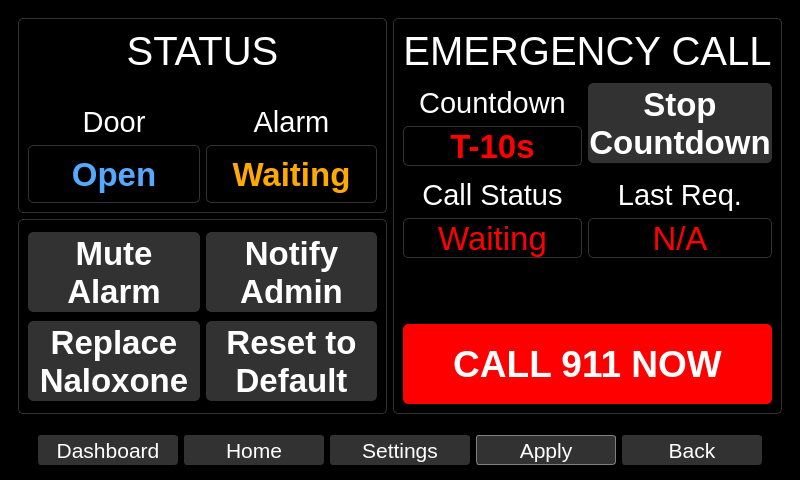
Qt form qt_design/main_window.ui (zyl120/Naloxone_Safety_Kit) before a commit.
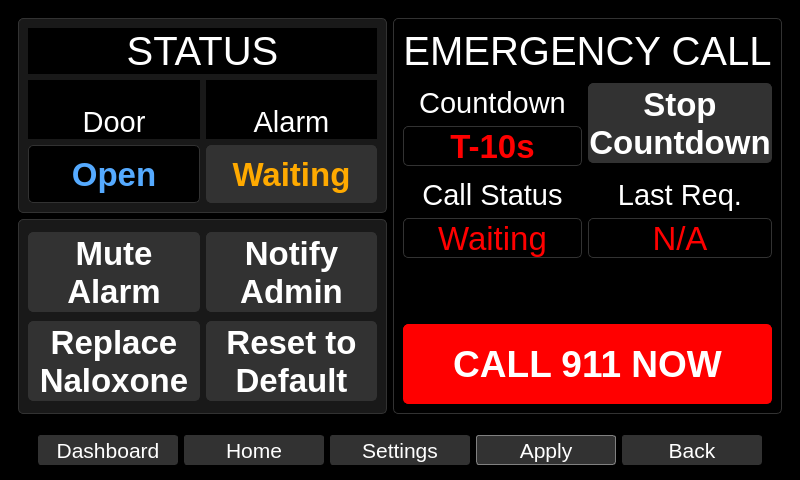
The same form after that commit. The open tabs and pages were chosen to show the change.

```diff
--- a/qt_design/main_window.ui
+++ b/qt_design/main_window.ui
@@ -4680,7 +4680,7 @@
         <item row="1" column="0">
          <widget class="QFrame" name="alarmFrame">
           <property name="styleSheet">
-           <string notr="true">.QFrame{border-radius: 5px;border-color:rgb(50,50,50);border-width: 1px;border-style: solid;}</string>
+           <string notr="true">.QFrame{border-radius: 5px;border-color:rgb(50,50,50);background-color:rgb(25,25,25);border-width: 1px;border-style: solid;}</string>
           </property>
           <property name="frameShape">
            <enum>QFrame::StyledPanel</enum>
@@ -5208,7 +5208,7 @@
         <item row="0" column="0">
          <widget class="QFrame" name="doorOpenFrame">
           <property name="styleSheet">
-           <string notr="true">.QFrame{border-radius: 5px;border-color:rgb(50,50,50);border-width: 1px;border-style: solid;}</string>
+           <string notr="true">.QFrame{border-radius: 5px;border-color:rgb(50,50,50);background-color:rgb(25,25,25);border-width: 1px;border-style: solid;}</string>
           </property>
           <property name="frameShape">
            <enum>QFrame::StyledPanel</enum>
@@ -5341,7 +5341,7 @@
                 </font>
                </property>
                <property name="styleSheet">
-                <string notr="true">color: rgb(255, 170, 0);border-radius: 5px;border-color:rgb(50,50,50);border-width: 1px;border-style: solid;</string>
+                <string notr="true">color: rgb(255, 170, 0);border-radius: 5px;border-color:rgb(50,50,50);border-width: 1px;border-style: solid;background-color:rgb(50,50,50);</string>
                </property>
                <property name="text">
                 <string>Waiting</string>
```
Left out of the diff: 10 changed lines with no effect on the pictures.
